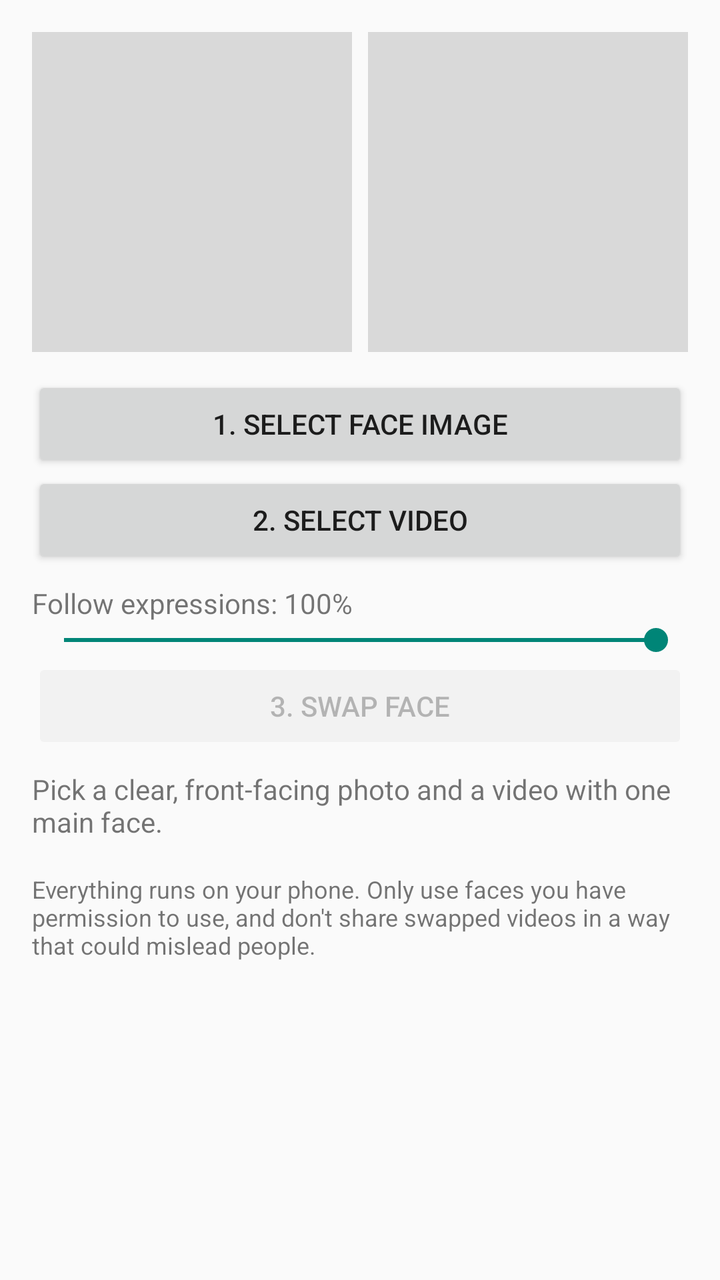
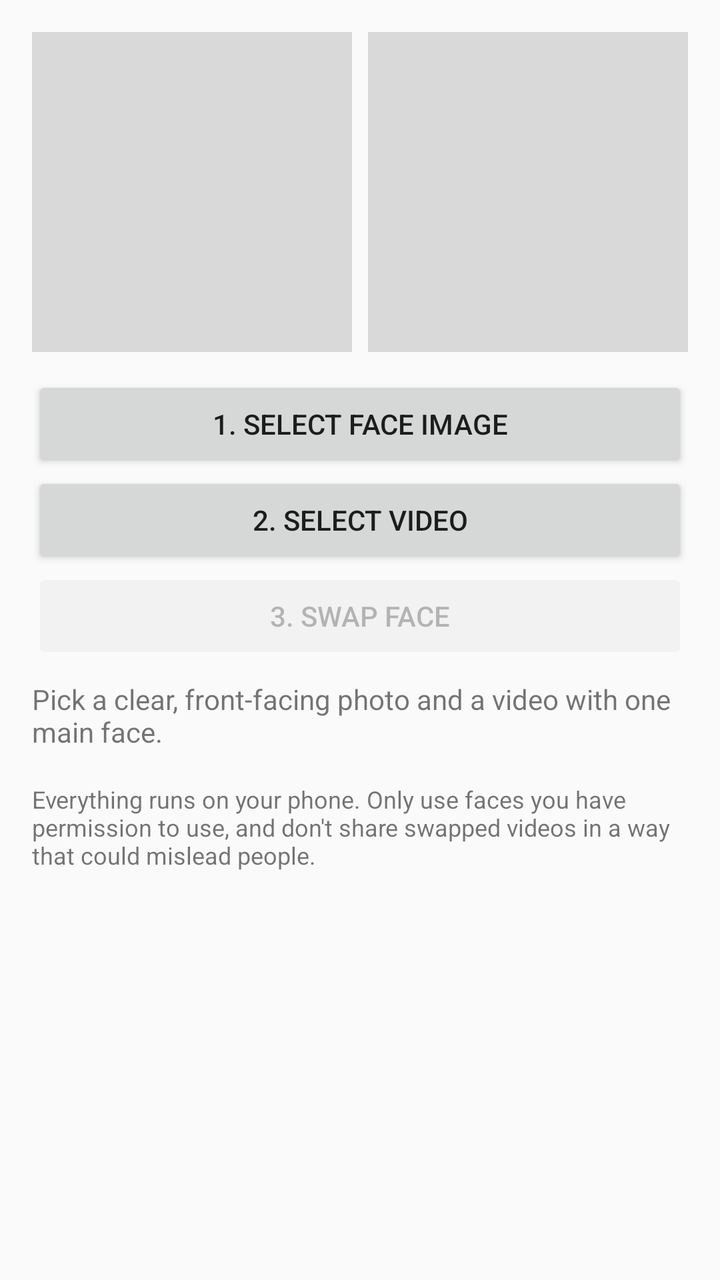

Two renders of the same Android screen: before a commit and after it. Below are the layout's source before the change and the commit's diff.
<!-- AndroidManifest.xml: application theme android:Theme.Material.Light.DarkActionBar -->
<!-- res/layout/activity_main.xml -->
<?xml version="1.0" encoding="utf-8"?>
<ScrollView xmlns:android="http://schemas.android.com/apk/res/android"
    android:layout_width="match_parent"
    android:layout_height="match_parent"
    android:fillViewport="true">

    <LinearLayout
        android:layout_width="match_parent"
        android:layout_height="wrap_content"
        android:orientation="vertical"
        android:padding="16dp">

        <LinearLayout
            android:layout_width="match_parent"
            android:layout_height="160dp"
            android:orientation="horizontal">

            <ImageView
                android:id="@+id/imagePreview"
                android:layout_width="0dp"
                android:layout_height="match_parent"
                android:layout_marginEnd="4dp"
                android:layout_weight="1"
                android:background="#22000000"
                android:contentDescription="Face image preview"
                android:scaleType="centerInside" />

            <ImageView
                android:id="@+id/videoPreview"
                android:layout_width="0dp"
                android:layout_height="match_parent"
                android:layout_marginStart="4dp"
                android:layout_weight="1"
                android:background="#22000000"
                android:contentDescription="Video preview"
                android:scaleType="centerInside" />
        </LinearLayout>

        <Button
            android:id="@+id/pickImageBtn"
            android:layout_width="match_parent"
            android:layout_height="wrap_content"
            android:layout_marginTop="12dp"
            android:text="1. Select face image" />

        <Button
            android:id="@+id/pickVideoBtn"
            android:layout_width="match_parent"
            android:layout_height="wrap_content"
            android:text="2. Select video" />

        <LinearLayout
            android:id="@+id/trimGroup"
            android:layout_width="match_parent"
            android:layout_height="wrap_content"
            android:layout_marginTop="8dp"
            android:orientation="vertical"
            android:visibility="gone">

            <TextView
                android:layout_width="match_parent"
                android:layout_height="wrap_content"
                android:text="Swap range (drag to preview the frame)"
                android:textStyle="bold" />

            <TextView
                android:id="@+id/startLabel"
                android:layout_width="match_parent"
                android:layout_height="wrap_content"
                android:layout_marginTop="4dp"
                android:text="Start: 0:00.0" />

            <SeekBar
                android:id="@+id/startBar"
                android:layout_width="match_parent"
                android:layout_height="wrap_content" />

            <TextView
                android:id="@+id/endLabel"
                android:layout_width="match_parent"
                android:layout_height="wrap_content"
                android:text="End: 0:00.0" />

            <SeekBar
                android:id="@+id/endBar"
                android:layout_width="match_parent"
                android:layout_height="wrap_content" />

            <CheckBox
                android:id="@+id/keepRestCheck"
                android:layout_width="match_parent"
                android:layout_height="wrap_content"
                android:text="Keep the rest of the video (unswapped)" />
        </LinearLayout>

        <TextView
            android:id="@+id/expressionLabel"
            android:layout_width="match_parent"
            android:layout_height="wrap_content"
            android:layout_marginTop="8dp"
            android:text="Follow expressions: 100%" />

        <SeekBar
            android:id="@+id/expressionBar"
            android:layout_width="match_parent"
            android:layout_height="wrap_content"
            android:max="100"
            android:progress="100" />

        <Button
            android:id="@+id/swapBtn"
            android:layout_width="match_parent"
            android:layout_height="wrap_content"
            android:enabled="false"
            android:text="3. Swap face" />

        <Button
            android:id="@+id/cancelBtn"
            android:layout_width="match_parent"
            android:layout_height="wrap_content"
            android:text="Cancel"
            android:visibility="gone" />

        <ProgressBar
            android:id="@+id/progress"
            style="?android:attr/progressBarStyleHorizontal"
            android:layout_width="match_parent"
            android:layout_height="wrap_content"
            android:layout_marginTop="8dp"
            android:max="100"
            android:visibility="gone" />

        <TextView
            android:id="@+id/status"
            android:layout_width="match_parent"
            android:layout_height="wrap_content"
            android:layout_marginTop="8dp"
            android:text="Pick a clear, front-facing photo and a video with one main face." />

        <Button
            android:id="@+id/playBtn"
            android:layout_width="match_parent"
            android:layout_height="wrap_content"
            android:text="Play result"
            android:visibility="gone" />

        <TextView
            android:layout_width="match_parent"
            android:layout_height="wrap_content"
            android:layout_marginTop="16dp"
            android:text="Everything runs on your phone. Only use faces you have permission to use, and don't share swapped videos in a way that could mislead people."
            android:textSize="12sp" />
    </LinearLayout>
</ScrollView>
<!-- resources referenced by this layout -->
<resources>

</resources>

<!-- the commit's change to res/layout/activity_main.xml (unified diff, before → after) -->
@@ -49,64 +49,6 @@
             android:layout_height="wrap_content"
             android:text="2. Select video" />
 
-        <LinearLayout
-            android:id="@+id/trimGroup"
-            android:layout_width="match_parent"
-            android:layout_height="wrap_content"
-            android:layout_marginTop="8dp"
-            android:orientation="vertical"
-            android:visibility="gone">
-
-            <TextView
-                android:layout_width="match_parent"
-                android:layout_height="wrap_content"
-                android:text="Swap range (drag to preview the frame)"
-                android:textStyle="bold" />
-
-            <TextView
-                android:id="@+id/startLabel"
-                android:layout_width="match_parent"
-                android:layout_height="wrap_content"
-                android:layout_marginTop="4dp"
-                android:text="Start: 0:00.0" />
-
-            <SeekBar
-                android:id="@+id/startBar"
-                android:layout_width="match_parent"
-                android:layout_height="wrap_content" />
-
-            <TextView
-                android:id="@+id/endLabel"
-                android:layout_width="match_parent"
-                android:layout_height="wrap_content"
-                android:text="End: 0:00.0" />
-
-            <SeekBar
-                android:id="@+id/endBar"
-                android:layout_width="match_parent"
-                android:layout_height="wrap_content" />
-
-            <CheckBox
-                android:id="@+id/keepRestCheck"
-                android:layout_width="match_parent"
-                android:layout_height="wrap_content"
-                android:text="Keep the rest of the video (unswapped)" />
-        </LinearLayout>
-
-        <TextView
-            android:id="@+id/expressionLabel"
-            android:layout_width="match_parent"
-            android:layout_height="wrap_content"
-            android:layout_marginTop="8dp"
-            android:text="Follow expressions: 100%" />
-
-        <SeekBar
-            android:id="@+id/expressionBar"
-            android:layout_width="match_parent"
-            android:layout_height="wrap_content"
-            android:max="100"
-            android:progress="100" />
-
         <Button
             android:id="@+id/swapBtn"
             android:layout_width="match_parent"
